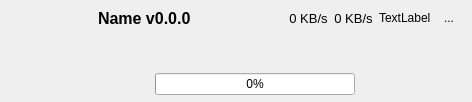
Above: src/ui/download/qaria2downloaderitemwidget.ui from kaniol-lck/modmanager before the change. Below: the same form after it.
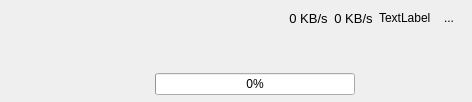
That is the form after the change. Icons and pictures are not drawn.

```diff
--- a/src/ui/download/qaria2downloaderitemwidget.ui
+++ b/src/ui/download/qaria2downloaderitemwidget.ui
@@ -137,19 +137,6 @@
          <height>28</height>
         </size>
        </property>
-       <property name="font">
-        <font>
-         <pointsize>12</pointsize>
-         <weight>75</weight>
-         <bold>true</bold>
-        </font>
-       </property>
-       <property name="toolTip">
-        <string notr="true"/>
-       </property>
-       <property name="text">
-        <string>Name v0.0.0</string>
-       </property>
       </widget>
      </item>
      <item>
```
